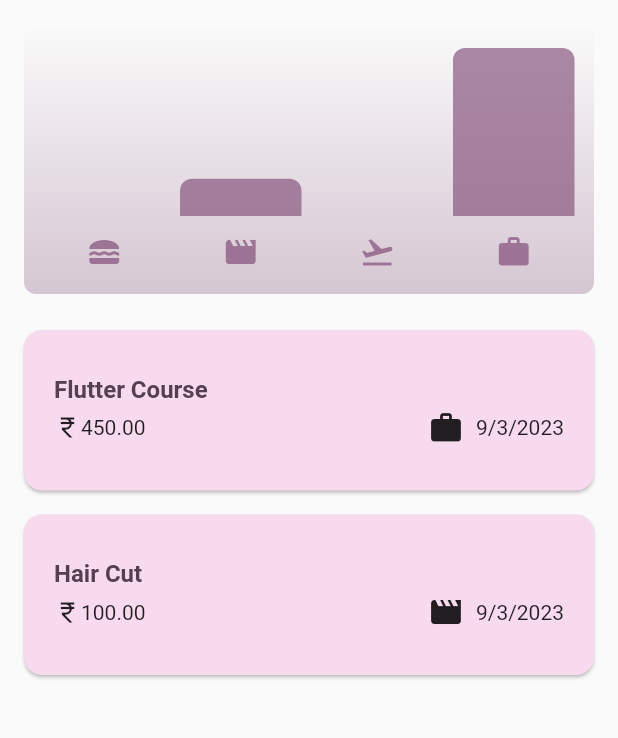
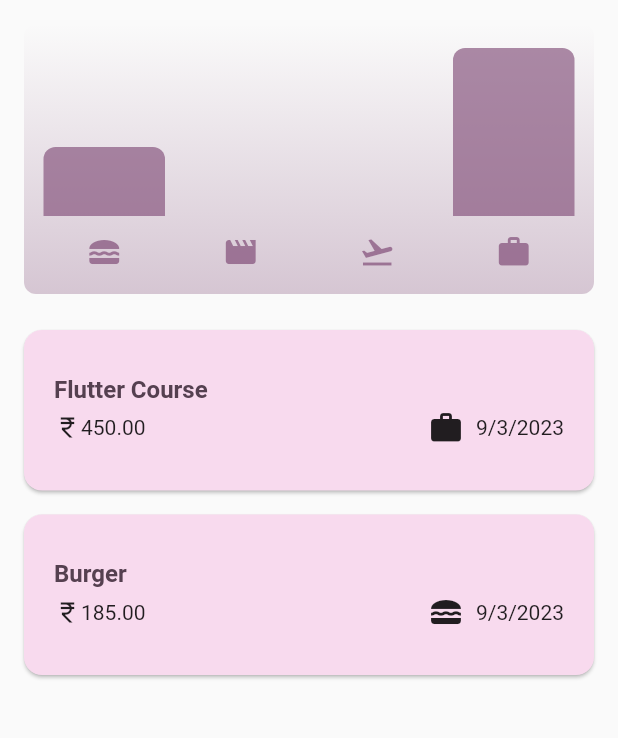
Before and after one commit to vedantagrawal524/Expense-Tracker-App, a Flutter app: the screen it shows after launch, on a phone screen of 412 x 824 dp, the part 84-822 px from its top. Run offline on Flutter 3.47's test engine with Material 2 defaults, Android fonts, the phone set to English and light mode, and no system bars.

```diff
--- a/lib/widgets/expenses.dart
+++ b/lib/widgets/expenses.dart
@@ -21,10 +21,10 @@ class _ExpensesState extends State<Expenses> {
       category: Category.work,
     ),
     Expense(
-      title: 'Hair Cut',
-      amount: 100,
+      title: 'Burger',
+      amount: 185,
       date: DateTime.now(),
-      category: Category.leisure,
+      category: Category.food,
     ),
   ];
 
```
